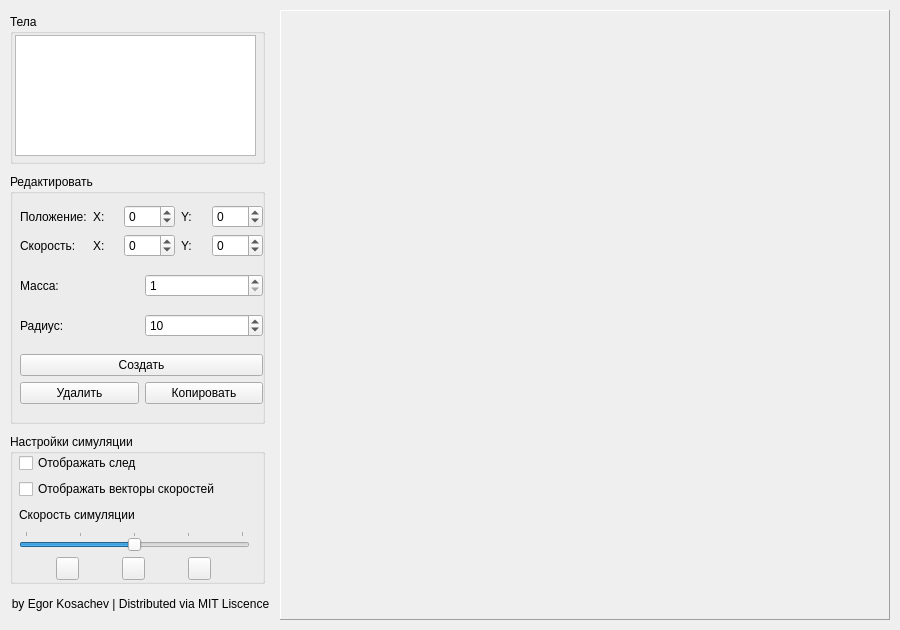
The window that MainWindow.ui (Vinermy/pyGravSim) describes before a commit, drawn with Qt 5.
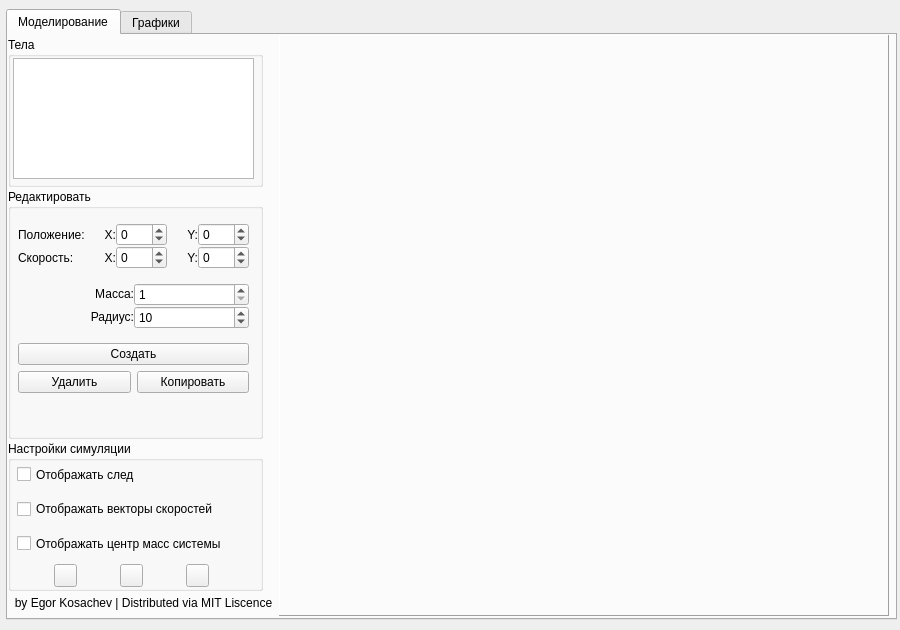
The same window after the commit. The open tabs and pages were chosen to show the change. Icons and pictures are not drawn.

Commit message: Added graphs plotting

Patch:
```diff
--- a/MainWindow.ui
+++ b/MainWindow.ui
@@ -20,16 +20,49 @@
    <string>PyGravSim</string>
   </property>
   <widget class="QWidget" name="centralwidget">
-   <widget class="QWidget" name="verticalLayoutWidget_2">
+   <widget class="QTabWidget" name="tabWidget">
     <property name="geometry">
      <rect>
-      <x>10</x>
-      <y>10</y>
-      <width>261</width>
+      <x>6</x>
+      <y>9</y>
+      <width>891</width>
       <height>611</height>
      </rect>
     </property>
+    <property name="currentIndex">
+     <number>1</number>
+    </property>
+    <property name="documentMode">
+     <bool>false</bool>
+    </property>
+    <property name="tabsClosable">
+     <bool>false</bool>
+    </property>
+    <property name="tabBarAutoHide">
+     <bool>false</bool>
+    </property>
+    <widget class="QWidget" name="sim_tab">
+     <attribute name="title">
+      <string>Моделирование</string>
+     </attribute>
+     <widget class="QWidget" name="horizontalLayoutWidget">
+      <property name="geometry">
+       <rect>
+        <x>0</x>
+        <y>0</y>
+        <width>881</width>
+        <height>581</height>
+       </rect>
+      </property>
+      <layout class="QHBoxLayout" name="horizontalLayout">
+       <property name="spacing">
+        <number>0</number>
+       </property>
+       <item>
     <layout class="QVBoxLayout" name="vloToolbar">
+         <property name="spacing">
+          <number>0</number>
+         </property>
      <property name="sizeConstraint">
       <enum>QLayout::SetDefaultConstraint</enum>
      </property>
@@ -78,11 +111,14 @@
          <rect>
           <x>10</x>
           <y>20</y>
-          <width>243</width>
-          <height>221</height>
-         </rect>
-        </property>
-        <layout class="QVBoxLayout" name="vloEdit">
+              <width>231</width>
+              <height>201</height>
+             </rect>
+            </property>
+            <layout class="QVBoxLayout" name="verticalLayout_2">
+             <property name="spacing">
+              <number>0</number>
+             </property>
          <item>
           <layout class="QGridLayout" name="gloPosSpd">
            <item row="0" column="0">
@@ -92,18 +128,31 @@
              </property>
             </widget>
            </item>
-           <item row="1" column="1">
-            <widget class="QLabel" name="lblSpdX">
-             <property name="text">
-              <string>X:</string>
-             </property>
-            </widget>
-           </item>
            <item row="1" column="3">
             <widget class="QLabel" name="lblSpdY">
              <property name="text">
               <string>Y:</string>
              </property>
+                 <property name="alignment">
+                  <set>Qt::AlignRight|Qt::AlignTrailing|Qt::AlignVCenter</set>
+                 </property>
+                </widget>
+               </item>
+               <item row="1" column="1">
+                <widget class="QLabel" name="lblSpdX">
+                 <property name="text">
+                  <string>X:</string>
+                 </property>
+                 <property name="alignment">
+                  <set>Qt::AlignRight|Qt::AlignTrailing|Qt::AlignVCenter</set>
+                 </property>
+                </widget>
+               </item>
+               <item row="1" column="0">
+                <widget class="QLabel" name="lblSpd">
+                 <property name="text">
+                  <string>Скорость:</string>
+                 </property>
             </widget>
            </item>
            <item row="0" column="3">
@@ -111,6 +160,22 @@
              <property name="text">
               <string>Y:</string>
              </property>
+                 <property name="alignment">
+                  <set>Qt::AlignRight|Qt::AlignTrailing|Qt::AlignVCenter</set>
+                 </property>
+                </widget>
+               </item>
+               <item row="0" column="4">
+                <widget class="QSpinBox" name="spbPosY">
+                 <property name="enabled">
+                  <bool>true</bool>
+                 </property>
+                 <property name="minimum">
+                  <number>-310</number>
+                 </property>
+                 <property name="maximum">
+                  <number>310</number>
+                 </property>
             </widget>
            </item>
            <item row="0" column="1">
@@ -118,12 +183,8 @@
              <property name="text">
               <string>X:</string>
              </property>
-            </widget>
-           </item>
-           <item row="1" column="0">
-            <widget class="QLabel" name="lblSpd">
-             <property name="text">
-              <string>Скорость:</string>
+                 <property name="alignment">
+                  <set>Qt::AlignRight|Qt::AlignTrailing|Qt::AlignVCenter</set>
              </property>
             </widget>
            </item>
@@ -140,32 +201,6 @@
              </property>
             </widget>
            </item>
-           <item row="0" column="4">
-            <widget class="QSpinBox" name="spbPosY">
-             <property name="enabled">
-              <bool>true</bool>
-             </property>
-             <property name="minimum">
-              <number>-310</number>
-             </property>
-             <property name="maximum">
-              <number>310</number>
-             </property>
-            </widget>
-           </item>
-           <item row="1" column="2">
-            <widget class="QSpinBox" name="spbSpdX">
-             <property name="enabled">
-              <bool>true</bool>
-             </property>
-             <property name="minimum">
-              <number>-500</number>
-             </property>
-             <property name="maximum">
-              <number>500</number>
-             </property>
-            </widget>
-           </item>
            <item row="1" column="4">
             <widget class="QSpinBox" name="spbSpdY">
              <property name="enabled">
@@ -179,18 +214,24 @@
              </property>
             </widget>
            </item>
-          </layout>
-         </item>
-         <item>
-          <layout class="QHBoxLayout" name="hloMass">
-           <item>
-            <widget class="QLabel" name="lblMass">
-             <property name="text">
-              <string>Масса:</string>
+               <item row="1" column="2">
+                <widget class="QSpinBox" name="spbSpdX">
+                 <property name="enabled">
+                  <bool>true</bool>
+                 </property>
+                 <property name="minimum">
+                  <number>-500</number>
+                 </property>
+                 <property name="maximum">
+                  <number>500</number>
              </property>
             </widget>
            </item>
+              </layout>
+             </item>
            <item>
+              <layout class="QGridLayout" name="gridLayout">
+               <item row="0" column="1">
             <widget class="QSpinBox" name="spbMass">
              <property name="enabled">
               <bool>true</bool>
@@ -206,18 +247,7 @@
              </property>
             </widget>
            </item>
-          </layout>
-         </item>
-         <item>
-          <layout class="QHBoxLayout" name="hloRadius">
-           <item>
-            <widget class="QLabel" name="lblRadius">
-             <property name="text">
-              <string>Радиус:</string>
-             </property>
-            </widget>
-           </item>
-           <item>
+               <item row="1" column="1">
             <widget class="QSpinBox" name="spbRadius">
              <property name="enabled">
               <bool>true</bool>
@@ -233,40 +263,83 @@
              </property>
             </widget>
            </item>
+               <item row="1" column="0">
+                <widget class="QLabel" name="lblRadius">
+                 <property name="sizePolicy">
+                  <sizepolicy hsizetype="Preferred" vsizetype="Maximum">
+                   <horstretch>0</horstretch>
+                   <verstretch>0</verstretch>
+                  </sizepolicy>
+                 </property>
+                 <property name="text">
+                  <string>Радиус:</string>
+                 </property>
+                 <property name="alignment">
+                  <set>Qt::AlignRight|Qt::AlignTrailing|Qt::AlignVCenter</set>
+                 </property>
+                </widget>
+               </item>
+               <item row="0" column="0">
+                <widget class="QLabel" name="lblMass">
+                 <property name="sizePolicy">
+                  <sizepolicy hsizetype="Preferred" vsizetype="Maximum">
+                   <horstretch>0</horstretch>
+                   <verstretch>0</verstretch>
+                  </sizepolicy>
+                 </property>
+                 <property name="text">
+                  <string>Масса:</string>
+                 </property>
+                 <property name="alignment">
+                  <set>Qt::AlignRight|Qt::AlignTrailing|Qt::AlignVCenter</set>
+                 </property>
+                </widget>
+               </item>
           </layout>
          </item>
          <item>
-          <layout class="QVBoxLayout" name="vloButtons">
-           <item>
-            <widget class="QPushButton" name="btnNew">
-             <property name="text">
-              <string>Создать</string>
-             </property>
-            </widget>
-           </item>
-           <item>
-            <layout class="QHBoxLayout" name="hloButtons">
-             <item>
+              <layout class="QGridLayout" name="gridLayout_2">
+               <property name="spacing">
+                <number>6</number>
+               </property>
+               <item row="1" column="0">
               <widget class="QPushButton" name="btnDelete">
                <property name="enabled">
                 <bool>true</bool>
                </property>
+                 <property name="sizePolicy">
+                  <sizepolicy hsizetype="Preferred" vsizetype="Fixed">
+                   <horstretch>0</horstretch>
+                   <verstretch>0</verstretch>
+                  </sizepolicy>
+                 </property>
                <property name="text">
                 <string>Удалить</string>
                </property>
               </widget>
              </item>
-             <item>
+               <item row="1" column="1">
               <widget class="QPushButton" name="btnCopy">
                <property name="enabled">
                 <bool>true</bool>
                </property>
+                 <property name="sizePolicy">
+                  <sizepolicy hsizetype="Preferred" vsizetype="Fixed">
+                   <horstretch>0</horstretch>
+                   <verstretch>0</verstretch>
+                  </sizepolicy>
+                 </property>
                <property name="text">
                 <string>Копировать</string>
                </property>
               </widget>
              </item>
-            </layout>
+               <item row="0" column="0" colspan="2">
+                <widget class="QPushButton" name="btnNew">
+                 <property name="text">
+                  <string>Создать</string>
+                 </property>
+                </widget>
            </item>
           </layout>
          </item>
@@ -297,6 +370,12 @@
         <layout class="QVBoxLayout" name="vloSimSettings">
          <item>
           <widget class="QCheckBox" name="cbxDrawTrails">
+               <property name="sizePolicy">
+                <sizepolicy hsizetype="Minimum" vsizetype="Preferred">
+                 <horstretch>0</horstretch>
+                 <verstretch>0</verstretch>
+                </sizepolicy>
+               </property>
            <property name="text">
             <string>Отображать след</string>
            </property>
@@ -304,49 +383,29 @@
          </item>
          <item>
           <widget class="QCheckBox" name="cbxDrawSpdVects">
+               <property name="sizePolicy">
+                <sizepolicy hsizetype="Minimum" vsizetype="Preferred">
+                 <horstretch>0</horstretch>
+                 <verstretch>0</verstretch>
+                </sizepolicy>
+               </property>
            <property name="text">
             <string>Отображать векторы скоростей</string>
            </property>
           </widget>
          </item>
          <item>
-          <layout class="QVBoxLayout" name="vloSimSpd">
-           <item>
-            <widget class="QLabel" name="lblSimSpd">
+              <widget class="QCheckBox" name="cbxDrawMassCenter">
+               <property name="sizePolicy">
+                <sizepolicy hsizetype="Minimum" vsizetype="Preferred">
+                 <horstretch>0</horstretch>
+                 <verstretch>0</verstretch>
+                </sizepolicy>
+               </property>
              <property name="text">
-              <string>Скорость симуляции</string>
-             </property>
-            </widget>
-           </item>
-           <item>
-            <widget class="QSlider" name="hrsSimSpd">
-             <property name="minimum">
-              <number>1</number>
-             </property>
-             <property name="maximum">
-              <number>61</number>
-             </property>
-             <property name="value">
-              <number>31</number>
-             </property>
-             <property name="orientation">
-              <enum>Qt::Horizontal</enum>
-             </property>
-             <property name="invertedAppearance">
-              <bool>false</bool>
-             </property>
-             <property name="invertedControls">
-              <bool>false</bool>
-             </property>
-             <property name="tickPosition">
-              <enum>QSlider::TicksAbove</enum>
-             </property>
-             <property name="tickInterval">
-              <number>15</number>
-             </property>
-            </widget>
-           </item>
-          </layout>
+                <string>Отображать центр масс системы</string>
+               </property>
+              </widget>
          </item>
          <item>
           <layout class="QHBoxLayout" name="horizontalLayout_2">
@@ -442,15 +501,14 @@
       </widget>
      </item>
     </layout>
-   </widget>
+       </item>
+       <item>
    <widget class="QLabel" name="lblSimulationDisplay">
-    <property name="geometry">
-     <rect>
-      <x>280</x>
-      <y>10</y>
-      <width>610</width>
-      <height>610</height>
-     </rect>
+         <property name="sizePolicy">
+          <sizepolicy hsizetype="Expanding" vsizetype="Expanding">
+           <horstretch>0</horstretch>
+           <verstretch>0</verstretch>
+          </sizepolicy>
     </property>
     <property name="maximumSize">
      <size>
@@ -467,6 +525,66 @@
     <property name="text">
      <string/>
     </property>
+        </widget>
+       </item>
+      </layout>
+     </widget>
+    </widget>
+    <widget class="QWidget" name="graphs_tab">
+     <attribute name="title">
+      <string>Графики</string>
+     </attribute>
+     <widget class="QWidget" name="verticalLayoutWidget_4">
+      <property name="geometry">
+       <rect>
+        <x>9</x>
+        <y>9</y>
+        <width>871</width>
+        <height>571</height>
+       </rect>
+      </property>
+      <layout class="QVBoxLayout" name="verticalLayout">
+       <item>
+        <widget class="QLabel" name="lbl_position_graph">
+         <property name="sizePolicy">
+          <sizepolicy hsizetype="Expanding" vsizetype="Expanding">
+           <horstretch>0</horstretch>
+           <verstretch>0</verstretch>
+          </sizepolicy>
+         </property>
+         <property name="frameShape">
+          <enum>QFrame::Panel</enum>
+         </property>
+         <property name="frameShadow">
+          <enum>QFrame::Raised</enum>
+         </property>
+         <property name="text">
+          <string/>
+         </property>
+        </widget>
+       </item>
+       <item>
+        <widget class="QLabel" name="lbl_speed_graph">
+         <property name="sizePolicy">
+          <sizepolicy hsizetype="Expanding" vsizetype="Expanding">
+           <horstretch>0</horstretch>
+           <verstretch>0</verstretch>
+          </sizepolicy>
+         </property>
+         <property name="frameShape">
+          <enum>QFrame::Panel</enum>
+         </property>
+         <property name="frameShadow">
+          <enum>QFrame::Raised</enum>
+         </property>
+         <property name="text">
+          <string/>
+         </property>
+        </widget>
+       </item>
+      </layout>
+     </widget>
+    </widget>
    </widget>
   </widget>
  </widget>
```
Lines whose indentation alone changed are shown as unchanged. The commit also changes 5 other files.
